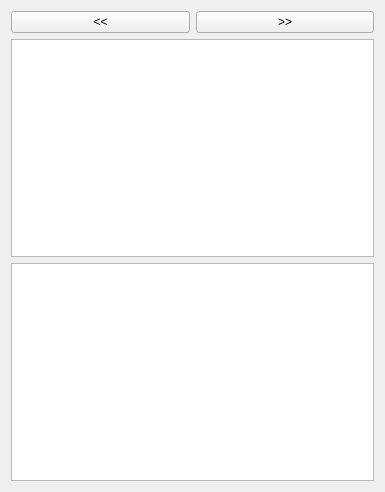
sanami/qt-music-player, file form.ui: the form before one commit.
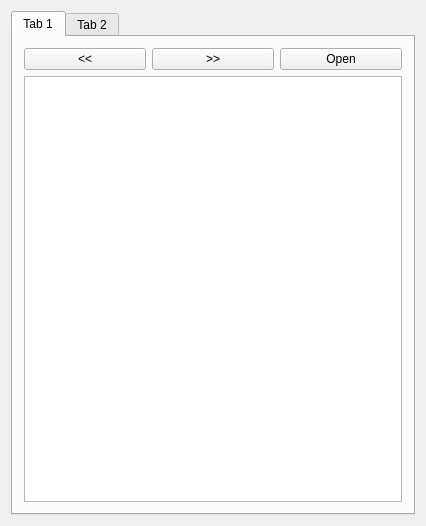
The form after the commit.

Commit message: Listing stations

Diff of the .ui file:
```diff
--- a/form.ui
+++ b/form.ui
@@ -6,15 +6,25 @@
    <rect>
     <x>0</x>
     <y>0</y>
-    <width>385</width>
-    <height>492</height>
+    <width>426</width>
+    <height>526</height>
    </rect>
   </property>
   <property name="windowTitle">
    <string>Form</string>
   </property>
   <widget class="QWidget" name="centralWidget">
-   <layout class="QGridLayout" name="gridLayout">
+   <layout class="QGridLayout" name="gridLayout_3">
+    <item row="0" column="0">
+     <widget class="QTabWidget" name="tabWidget">
+      <property name="currentIndex">
+       <number>0</number>
+      </property>
+      <widget class="QWidget" name="tab">
+       <attribute name="title">
+        <string>Tab 1</string>
+       </attribute>
+       <layout class="QGridLayout" name="gridLayout_2">
     <item row="0" column="0">
      <widget class="QPushButton" name="pushButton">
       <property name="text">
@@ -29,11 +39,33 @@
       </property>
      </widget>
     </item>
-    <item row="2" column="0" colspan="2">
+        <item row="0" column="2">
+         <widget class="QPushButton" name="pushButton_3">
+          <property name="text">
+           <string>Open</string>
+          </property>
+         </widget>
+        </item>
+        <item row="1" column="0" colspan="3">
+         <widget class="QListWidget" name="stations">
+          <property name="contextMenuPolicy">
+           <enum>Qt::ActionsContextMenu</enum>
+          </property>
+         </widget>
+        </item>
+       </layout>
+      </widget>
+      <widget class="QWidget" name="tab_2">
+       <attribute name="title">
+        <string>Tab 2</string>
+       </attribute>
+       <layout class="QGridLayout" name="gridLayout">
+        <item row="0" column="0">
      <widget class="QPlainTextEdit" name="plainTextEdit"/>
     </item>
-    <item row="1" column="0" colspan="2">
-     <widget class="QListWidget" name="stations"/>
+       </layout>
+      </widget>
+     </widget>
     </item>
    </layout>
   </widget>
```
Left out of the diff: 5 changed lines with no effect on the pictures. Lines whose indentation alone changed are shown as unchanged. The commit also changes 26 other files.
